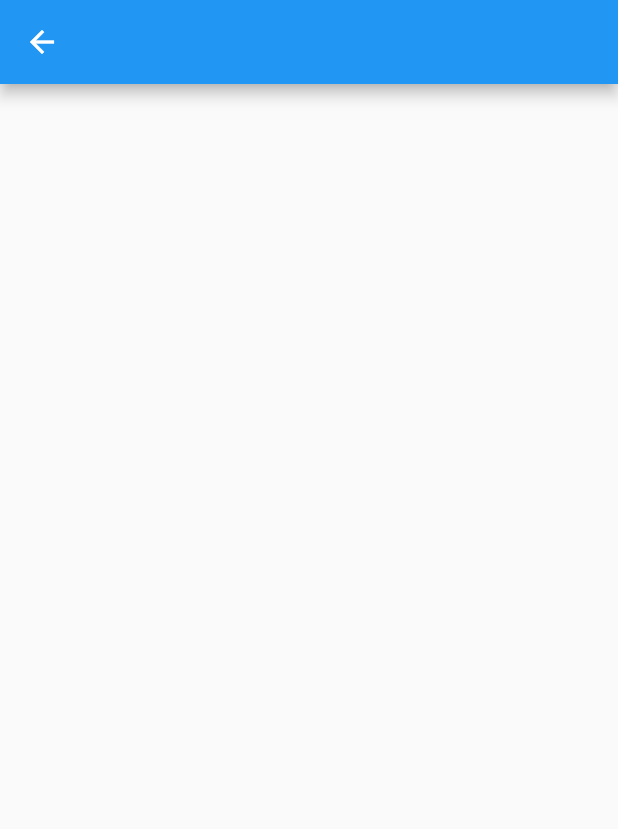
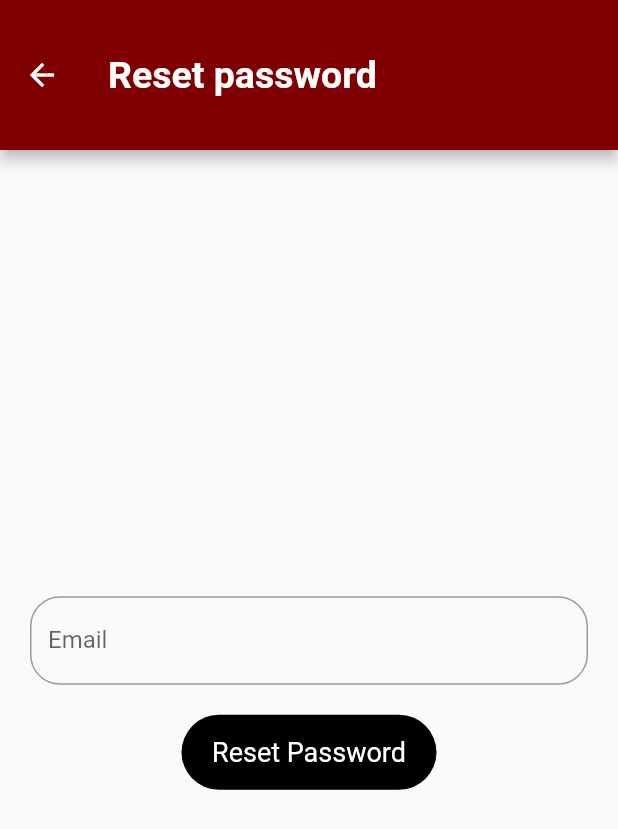
Before and after one commit to jennifersha/sahhar, a Flutter app: the Resetpsw screen opened directly, on a phone screen of 412 x 824 dp. Shown: the top 829 px of the screen. Run offline on Flutter 3.47's test engine with Material 2 defaults, Android fonts, the phone set to English and light mode, and no system bars; our stand-ins replace cloud_firestore, firebase_auth, firebase_core, google_sign_in, image_picker; accounts and stored records are empty.

Commit message:
ResetPassword

```diff
--- a/sahhar/lib/Resetpsw.dart
+++ b/sahhar/lib/Resetpsw.dart
@@ -1,10 +1,112 @@
+import 'package:firebase_auth/firebase_auth.dart';
 import 'package:flutter/material.dart';
 
-class Resetpsw extends StatelessWidget {
+class Resetpsw extends StatefulWidget {
+  @override
+  ResetpswPageState createState() => ResetpswPageState();
+}
+
+class ResetpswPageState extends State<Resetpsw> {
+  final formKey = GlobalKey<FormState>();
+  TextEditingController email = new TextEditingController();
+
   @override
   Widget build(BuildContext context) {
     return Scaffold(
-      appBar: AppBar(),
+      appBar: AppBar(
+        title: Text(
+          'Reset password',
+          style: TextStyle(
+            color: Colors.white,
+            fontSize: 25,
+            fontWeight: FontWeight.bold,
+          ),
+        ),
+        backgroundColor: Color(0xFF7E0000),
+        toolbarHeight: 100,
+      ),
+      body: Padding(
+        padding: EdgeInsets.all(20),
+        child: Form(
+          key: formKey,
+          child: Column(
+            mainAxisAlignment: MainAxisAlignment.center,
+            children: [
+              TextFormField(
+                controller: email,
+                decoration: InputDecoration(
+                  labelText: 'Email',
+                  hintText: 'Enter your email',
+                  border: OutlineInputBorder(
+                    borderRadius: BorderRadius.circular(20),
+                  ),
+                ),
+                validator: (value) {
+                  if (value!.isEmpty) {
+                    return 'Please enter Your Email';
+                  }
+                  return null;
+                },
+              ),
+              SizedBox(height: 20),
+              InkWell(
+                onTap: () async {
+                  if (formKey.currentState!.validate()) {
+                    FirebaseAuth auth = FirebaseAuth.instance;
+                    await auth.sendPasswordResetEmail(email: email.text);
+
+                    showDialog(
+                      context: context,
+                      builder: (BuildContext context) {
+                        return AlertDialog(
+                          shape: RoundedRectangleBorder(
+                              borderRadius: BorderRadius.circular(20.0)),
+                          title: Text("Reset Password Success",
+                              style: TextStyle(
+                                  fontSize: 24,
+                                  color: Colors.green,
+                                  fontWeight: FontWeight.bold)),
+                          content: Container(
+                            width: MediaQuery.of(context).size.width * 10,
+                            child: Text(
+                                "Email has been sent to $email with info how to Reset your Password."),
+                          ),
+                          actions: <Widget>[
+                            InkWell(
+                              child: Text("OK  ",
+                                  style: TextStyle(
+                                      fontSize: 22,
+                                      color: Colors.green,
+                                      fontWeight: FontWeight.bold)),
+                              onTap: () {
+                                Navigator.of(context).pop();
+                              },
+                            ),
+                          ],
+                        );
+                      },
+                    );
+                  }
+                },
+                child: Container(
+                  width: 170,
+                  height: 50,
+                  decoration: BoxDecoration(
+                    color: Colors.black,
+                    borderRadius: BorderRadius.circular(25),
+                  ),
+                  child: Center(
+                    child: Text(
+                      'Reset Password',
+                      style: TextStyle(color: Colors.white, fontSize: 18),
+                    ),
+                  ),
+                ),
+              ),
+            ],
+          ),
+        ),
+      ),
     );
   }
 }
```
